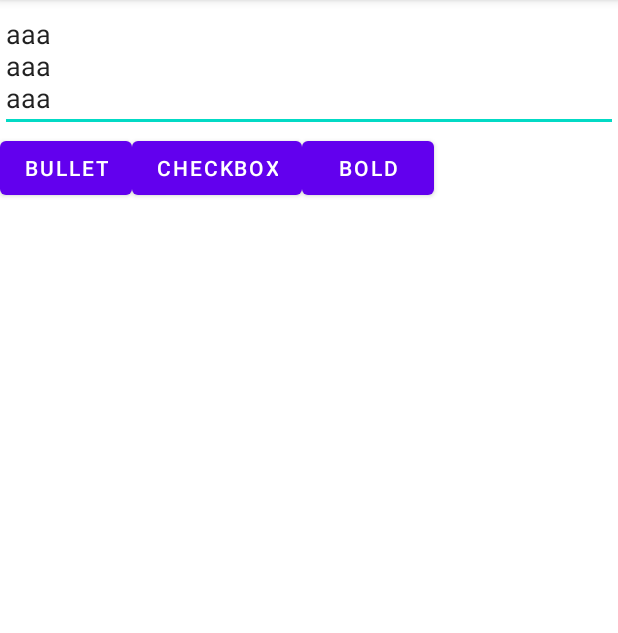
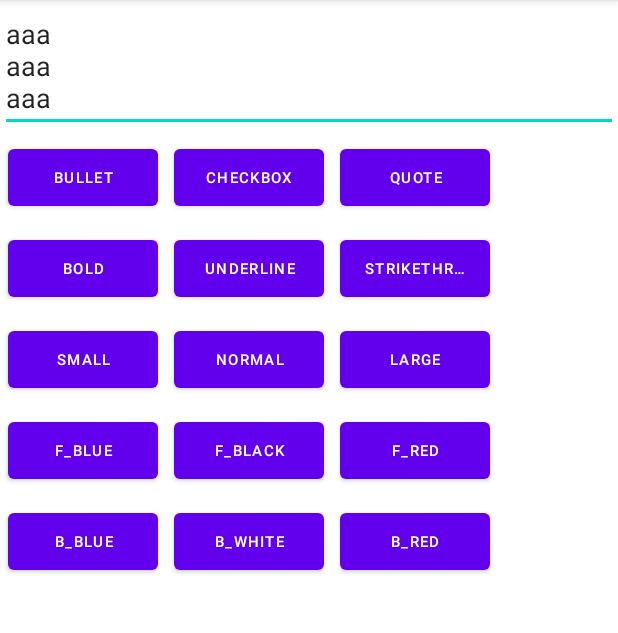
Before and after one commit to junhanRyu/MokaEditor, an Android app: the screen it shows after launch (MainActivity), on a phone screen of 412 x 824 dp, the part 84-717 px from its top. Run offline under Robolectric (Android 15) with nearby library versions, the phone set to English and light mode, and no system bars.

Commit message:
implement underline, strikethrough, font size, background color, foreground color and quote spans

```diff
--- a/app/src/main/java/com/luckyhan/studio/richeditor/MainActivity.kt
+++ b/app/src/main/java/com/luckyhan/studio/richeditor/MainActivity.kt
@@ -1,5 +1,6 @@
 package com.luckyhan.studio.richeditor
 
+import android.graphics.Color
 import androidx.appcompat.app.AppCompatActivity
 import android.os.Bundle
 import android.widget.Button
@@ -11,9 +12,28 @@ class MainActivity : AppCompatActivity() {
         setContentView(R.layout.activity_main)
 
         val editor = findViewById<RichEditText>(R.id.editor)
+
         val bullet = findViewById<Button>(R.id.bullet)
         val checkbox = findViewById<Button>(R.id.checkbox)
+        val quote = findViewById<Button>(R.id.quote)
+
         val bold = findViewById<Button>(R.id.bold)
+        val strikethrough = findViewById<Button>(R.id.strikethrough)
+        val underline = findViewById<Button>(R.id.underline)
+
+        val sizeSmall = findViewById<Button>(R.id.sizeSmall)
+        val sizeNormal = findViewById<Button>(R.id.sizeNormal)
+        val sizeLarge = findViewById<Button>(R.id.sizeLarge)
+
+        val fblue = findViewById<Button>(R.id.fblue)
+        val fblack = findViewById<Button>(R.id.fblack)
+        val fred = findViewById<Button>(R.id.fred)
+
+        val bblue = findViewById<Button>(R.id.b_blue)
+        val bwhite = findViewById<Button>(R.id.b_white)
+        val bred = findViewById<Button>(R.id.b_red)
+
+
 
         val spanTool = RichSpanTool(editor)
 
@@ -23,9 +43,51 @@ class MainActivity : AppCompatActivity() {
         checkbox.setOnClickListener{
             spanTool.toggleCheckBox()
         }
+        quote.setOnClickListener{
+            spanTool.toggleQuote()
+        }
+
         bold.setOnClickListener{
             spanTool.toggleBold()
         }
+        underline.setOnClickListener{
+            spanTool.toggleUnderline()
+        }
+        strikethrough.setOnClickListener{
+            spanTool.toggleStrikethrough()
+        }
+
+        sizeSmall.setOnClickListener{
+            spanTool.setFontSize(0.5f)
+        }
+        sizeNormal.setOnClickListener{
+            spanTool.setFontSize(1.0f)
+        }
+        sizeLarge.setOnClickListener{
+            spanTool.setFontSize(1.5f)
+        }
+
+        fblue.setOnClickListener{
+            spanTool.setForegroundColor(Color.BLUE)
+        }
+        fred.setOnClickListener{
+            spanTool.setForegroundColor(Color.RED)
+        }
+        fblack.setOnClickListener{
+            spanTool.setForegroundColor(Color.BLACK)
+        }
+
+        bblue.setOnClickListener{
+            spanTool.setBackgroundColor(Color.BLUE)
+        }
+        bred.setOnClickListener{
+            spanTool.setBackgroundColor(Color.RED)
+        }
+        bwhite.setOnClickListener{
+            spanTool.setBackgroundColor(Color.WHITE)
+        }
+
+
     }
 
 }
--- a/app/src/main/java/com/luckyhan/studio/richeditor/span/paragraph/RichCheckBoxSpan.kt
+++ b/app/src/main/java/com/luckyhan/studio/richeditor/span/paragraph/RichCheckBoxSpan.kt
@@ -44,10 +44,10 @@ class RichCheckBoxSpan(
         spannable.removeSpan(this)
         spannable.setSpan(other, spanStart, spanEnd, Spannable.SPAN_INCLUSIVE_INCLUSIVE)
         if(other.checked){
-            val strikeThroughSpan = RichStrikeThroughSpan()
+            val strikeThroughSpan = RichStrikeThroughParagraphSpan()
             spannable.setSpan(strikeThroughSpan, spanStart, spanEnd, Spannable.SPAN_INCLUSIVE_INCLUSIVE)
         }else{
-            val strikeThroughSpans = spannable.getSpans(spanStart, spanEnd, RichStrikeThroughSpan::class.java)
+            val strikeThroughSpans = spannable.getSpans(spanStart, spanEnd, RichStrikeThroughParagraphSpan::class.java)
             if(strikeThroughSpans?.isNotEmpty() == true){
                 spannable.removeSpan(strikeThroughSpans[0])
             }
--- a/app/src/main/java/com/luckyhan/studio/richeditor/span/paragraph/RichStrikeThroughSpan.kt
+++ b/app/src/main/java/com/luckyhan/studio/richeditor/span/paragraph/RichStrikeThroughParagraphSpan.kt
@@ -6,12 +6,12 @@ import android.text.style.StrikethroughSpan
 import com.luckyhan.studio.richeditor.span.RichCopyable
 import com.luckyhan.studio.richeditor.span.RichSpan
 
-class RichStrikeThroughSpan : StrikethroughSpan(), RichSpan, NoCopySpan, ParagraphStyle {
+class RichStrikeThroughParagraphSpan : StrikethroughSpan(), RichSpan, NoCopySpan, ParagraphStyle {
     override fun copy(): RichCopyable {
-        return RichStrikeThroughSpan()
+        return RichStrikeThroughParagraphSpan()
     }
 
     override fun getOpeningTag(): String {
-        return "<annotation type=\"strikethrough\">"
+        return "<annotation type=\"strikethrough_paragraph\">"
     }
 }
--- a/app/src/main/res/layout/activity_main.xml
+++ b/app/src/main/res/layout/activity_main.xml
@@ -22,31 +22,125 @@
             app:layout_constraintStart_toStartOf="parent"
             app:layout_constraintTop_toTopOf="parent" />
 
-        <LinearLayout
+        <GridLayout
             android:id="@+id/buttons"
             android:layout_width="match_parent"
             android:layout_height="wrap_content"
             android:orientation="horizontal"
+            android:columnCount="3"
             app:layout_constraintBottom_toBottomOf="parent">
 
             <Button
                 android:id="@+id/bullet"
-                android:layout_width="wrap_content"
-                android:layout_height="wrap_content"
+                android:layout_width="100dp"
+                android:layout_height="50dp"
+                android:layout_margin="5dp"
+                android:textSize="10dp"
                 android:text="Bullet"/>
             <Button
                 android:id="@+id/checkbox"
-                android:layout_width="wrap_content"
-                android:layout_height="wrap_content"
+                android:layout_width="100dp"
+                android:layout_height="50dp"
+                android:layout_margin="5dp"
+                android:textSize="10dp"
                 android:text="Checkbox"/>
             <Button
+                android:id="@+id/quote"
+                android:layout_width="100dp"
+                android:layout_height="50dp"
+                android:layout_margin="5dp"
+                android:textSize="10dp"
+                android:text="Quote"/>
+            <Button
                 android:id="@+id/bold"
-                android:layout_width="wrap_content"
-                android:layout_height="wrap_content"
+                android:layout_width="100dp"
+                android:layout_height="50dp"
+                android:layout_margin="5dp"
+                android:textSize="10dp"
                 android:text="Bold"/>
+            <Button
+                android:id="@+id/underline"
+                android:layout_width="100dp"
+                android:layout_height="50dp"
+                android:layout_margin="5dp"
+                android:textSize="10dp"
+                android:text="Underline"/>
+            <Button
+                android:id="@+id/strikethrough"
+                android:layout_width="100dp"
+                android:layout_height="50dp"
+                android:layout_margin="5dp"
+                android:textSize="10dp"
+                android:ellipsize="end"
+                android:maxLines="1"
+                android:text="strikethrough"/>
+            <Button
+                android:id="@+id/sizeSmall"
+                android:layout_width="100dp"
+                android:layout_height="50dp"
+                android:layout_margin="5dp"
+                android:textSize="10dp"
+                android:text="Small"/>
+            <Button
+                android:id="@+id/sizeNormal"
+                android:layout_width="100dp"
+                android:layout_height="50dp"
+                android:layout_margin="5dp"
+                android:textSize="10dp"
+                android:text="Normal"/>
+            <Button
+                android:id="@+id/sizeLarge"
+                android:layout_width="100dp"
+                android:layout_height="50dp"
+                android:layout_margin="5dp"
+                android:textSize="10dp"
+                android:text="Large"/>
+            <Button
+                android:id="@+id/fblue"
+                android:layout_width="100dp"
+                android:layout_height="50dp"
+                android:layout_margin="5dp"
+                android:textSize="10dp"
+                android:text="f_blue"/>
+            <Button
+                android:id="@+id/fblack"
+                android:layout_width="100dp"
+                android:layout_height="50dp"
+                android:layout_margin="5dp"
+                android:textSize="10dp"
+                android:text="f_black"/>
+            <Button
+                android:id="@+id/fred"
+                android:layout_width="100dp"
+                android:layout_height="50dp"
+                android:layout_margin="5dp"
+                android:textSize="10dp"
+                android:text="f_red"/>
+            <Button
+                android:id="@+id/b_blue"
+                android:layout_width="100dp"
+                android:layout_height="50dp"
+                android:layout_margin="5dp"
+                android:textSize="10dp"
+                android:text="b_blue"/>
+            <Button
+                android:id="@+id/b_white"
+                android:layout_width="100dp"
+                android:layout_height="50dp"
+                android:layout_margin="5dp"
+                android:textSize="10dp"
+                android:text="b_white"/>
+            <Button
+                android:id="@+id/b_red"
+                android:layout_width="100dp"
+                android:layout_height="50dp"
+                android:layout_margin="5dp"
+                android:textSize="10dp"
+                android:text="b_red"/>
 
 
-        </LinearLayout>
+
+        </GridLayout>
 
     </androidx.constraintlayout.widget.ConstraintLayout>
 
```
Also changed, not shown: app/src/main/java/com/luckyhan/studio/richeditor/RichSpanTool.kt (+69 -1 lines), app/src/main/java/com/luckyhan/studio/richeditor/span/character/RichBackgroundColorSpan.kt (added, +15 -0 lines), app/src/main/java/com/luckyhan/studio/richeditor/span/character/RichFontSizeSpan.kt (added, +15 -0 lines), app/src/main/java/com/luckyhan/studio/richeditor/span/character/RichForegroundColorSpan.kt (added, +15 -0 lines), app/src/main/java/com/luckyhan/studio/richeditor/span/character/RichStrikethroughSpan.kt (added, +15 -0 lines), app/src/main/java/com/luckyhan/studio/richeditor/span/character/RichUnderlineSpan.kt (added, +15 -0 lines), app/src/main/java/com/luckyhan/studio/richeditor/span/paragraph/RichQuoteSpan.kt (added, +27 -0 lines).
